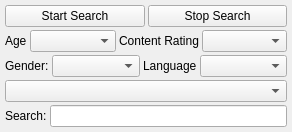
Before: the Qt Designer form GoTvApps/GoTvCommon/Forms/SearchParamsWidget.ui in brettrjones-github/nolimitconnect, drawn with Qt 5.
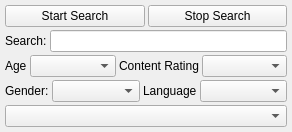
After: the same form once the commit is applied.

```diff
--- a/GoTvApps/GoTvCommon/Forms/SearchParamsWidget.ui
+++ b/GoTvApps/GoTvCommon/Forms/SearchParamsWidget.ui
@@ -74,6 +74,24 @@
      </item>
     </layout>
    </item>
+   <item>
+    <layout class="QHBoxLayout" name="horizontalLayout_4">
+     <item>
+      <widget class="QLabel" name="m_SearchDescriptionLabel">
+       <property name="text">
+        <string>Search:</string>
+       </property>
+      </widget>
+     </item>
+     <item>
+      <widget class="QLineEdit" name="m_SearchTextEdit">
+       <property name="maxLength">
+        <number>128</number>
+       </property>
+      </widget>
+     </item>
+    </layout>
+   </item>
    <item>
     <layout class="QHBoxLayout" name="horizontalLayout_2">
      <item>
@@ -159,24 +177,6 @@
    <item>
     <widget class="QComboBox" name="m_SearchTypeComboBox"/>
    </item>
-   <item>
-    <layout class="QHBoxLayout" name="horizontalLayout_4">
-     <item>
-      <widget class="QLabel" name="m_SearchDescriptionLabel">
-       <property name="text">
-        <string>Search:</string>
-       </property>
-      </widget>
-     </item>
-     <item>
-      <widget class="QLineEdit" name="m_SearchTextEdit">
-       <property name="maxLength">
-        <number>128</number>
-       </property>
-      </widget>
-     </item>
-    </layout>
-   </item>
   </layout>
  </widget>
  <resources>
```
